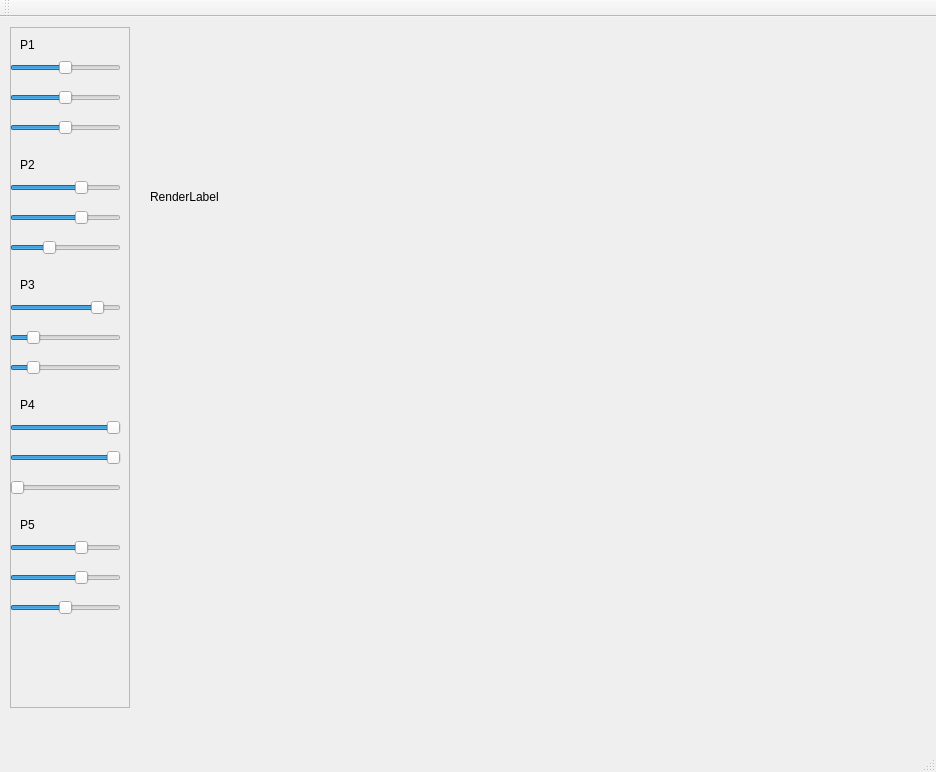
Above: RenderrerMainWindow.ui from damibran/simple_qt_renderrer before the change. Below: the same form after it.
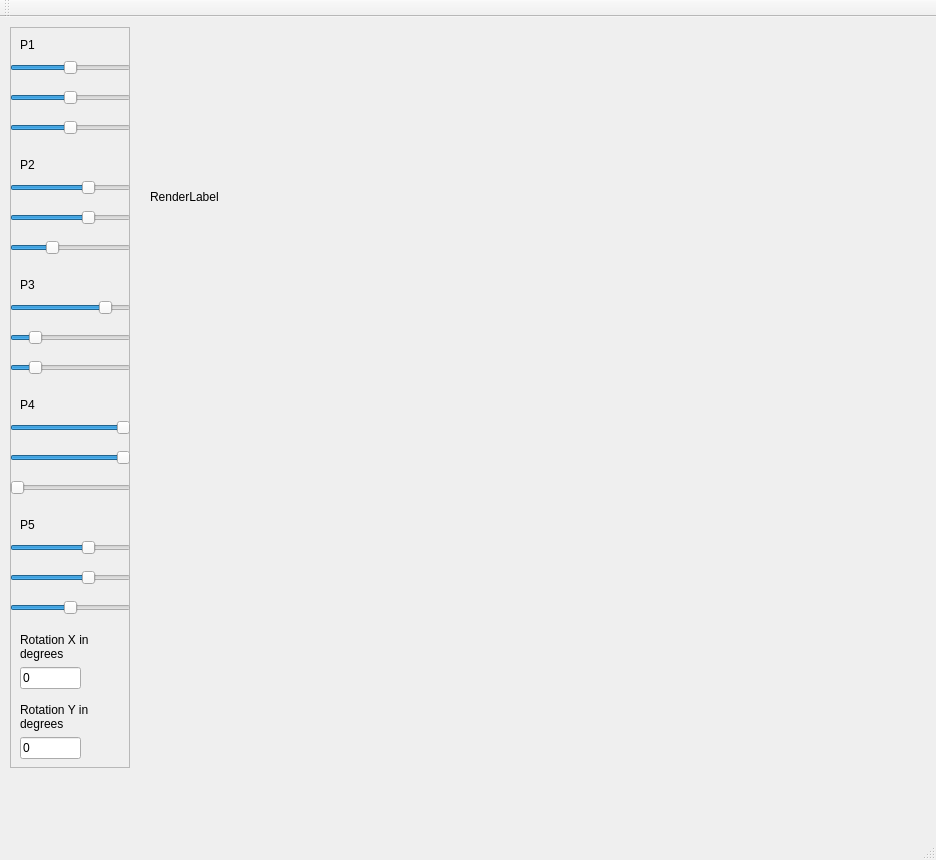
That is the form after the change.

```diff
--- a/RenderrerMainWindow.ui
+++ b/RenderrerMainWindow.ui
@@ -7,7 +7,7 @@
     <x>0</x>
     <y>0</y>
     <width>936</width>
-    <height>772</height>
+    <height>860</height>
    </rect>
   </property>
   <property name="windowTitle">
@@ -36,7 +36,7 @@
       <x>10</x>
       <y>10</y>
       <width>120</width>
-      <height>681</height>
+      <height>741</height>
      </rect>
     </property>
     <property name="frameShape">
@@ -59,7 +59,7 @@
        <rect>
         <x>0</x>
         <y>30</y>
-        <width>111</width>
+        <width>121</width>
         <height>22</height>
        </rect>
       </property>
@@ -91,7 +91,7 @@
        <rect>
         <x>0</x>
         <y>60</y>
-        <width>111</width>
+        <width>121</width>
         <height>22</height>
        </rect>
       </property>
@@ -110,7 +110,7 @@
        <rect>
         <x>0</x>
         <y>90</y>
-        <width>111</width>
+        <width>121</width>
         <height>22</height>
        </rect>
       </property>
@@ -139,7 +139,7 @@
        <rect>
         <x>0</x>
         <y>30</y>
-        <width>111</width>
+        <width>121</width>
         <height>22</height>
        </rect>
       </property>
@@ -174,7 +174,7 @@
        <rect>
         <x>0</x>
         <y>60</y>
-        <width>111</width>
+        <width>121</width>
         <height>22</height>
        </rect>
       </property>
@@ -196,7 +196,7 @@
        <rect>
         <x>0</x>
         <y>90</y>
-        <width>111</width>
+        <width>121</width>
         <height>22</height>
        </rect>
       </property>
@@ -228,7 +228,7 @@
        <rect>
         <x>0</x>
         <y>30</y>
-        <width>111</width>
+        <width>121</width>
         <height>22</height>
        </rect>
       </property>
@@ -263,7 +263,7 @@
        <rect>
         <x>0</x>
         <y>60</y>
-        <width>111</width>
+        <width>121</width>
         <height>22</height>
        </rect>
       </property>
@@ -285,7 +285,7 @@
        <rect>
         <x>0</x>
         <y>90</y>
-        <width>111</width>
+        <width>121</width>
         <height>22</height>
        </rect>
       </property>
@@ -317,7 +317,7 @@
        <rect>
         <x>0</x>
         <y>30</y>
-        <width>111</width>
+        <width>121</width>
         <height>22</height>
        </rect>
       </property>
@@ -352,7 +352,7 @@
        <rect>
         <x>0</x>
         <y>60</y>
-        <width>111</width>
+        <width>121</width>
         <height>22</height>
        </rect>
       </property>
@@ -374,7 +374,7 @@
        <rect>
         <x>0</x>
         <y>90</y>
-        <width>111</width>
+        <width>121</width>
         <height>22</height>
        </rect>
       </property>
@@ -406,7 +406,7 @@
        <rect>
         <x>0</x>
         <y>30</y>
-        <width>111</width>
+        <width>121</width>
         <height>22</height>
        </rect>
       </property>
@@ -441,7 +441,7 @@
        <rect>
         <x>0</x>
         <y>60</y>
-        <width>111</width>
+        <width>121</width>
         <height>22</height>
        </rect>
       </property>
@@ -463,7 +463,7 @@
        <rect>
         <x>0</x>
         <y>90</y>
-        <width>111</width>
+        <width>121</width>
         <height>22</height>
        </rect>
       </property>
@@ -478,6 +478,78 @@
       </property>
      </widget>
     </widget>
+    <widget class="QWidget" name="XRotationControls" native="true">
+     <property name="geometry">
+      <rect>
+       <x>0</x>
+       <y>600</y>
+       <width>120</width>
+       <height>71</height>
+      </rect>
+     </property>
+     <widget class="QLabel" name="XRotationLabel">
+      <property name="geometry">
+       <rect>
+        <x>10</x>
+        <y>0</y>
+        <width>101</width>
+        <height>41</height>
+       </rect>
+      </property>
+      <property name="text">
+       <string>Rotation X in&lt;br&gt; degrees</string>
+      </property>
+     </widget>
+     <widget class="QLineEdit" name="XRotationValue">
+      <property name="geometry">
+       <rect>
+        <x>10</x>
+        <y>40</y>
+        <width>61</width>
+        <height>22</height>
+       </rect>
+      </property>
+      <property name="text">
+       <string>0</string>
+      </property>
+     </widget>
+    </widget>
+    <widget class="QWidget" name="YRotationControls" native="true">
+     <property name="geometry">
+      <rect>
+       <x>0</x>
+       <y>670</y>
+       <width>120</width>
+       <height>71</height>
+      </rect>
+     </property>
+     <widget class="QLabel" name="YRotationLabel">
+      <property name="geometry">
+       <rect>
+        <x>10</x>
+        <y>0</y>
+        <width>101</width>
+        <height>41</height>
+       </rect>
+      </property>
+      <property name="text">
+       <string>&lt;html&gt;&lt;head/&gt;&lt;body&gt;&lt;p&gt;Rotation Y in&lt;br/&gt;degrees&lt;/p&gt;&lt;/body&gt;&lt;/html&gt;</string>
+      </property>
+     </widget>
+     <widget class="QLineEdit" name="YRotationValue">
+      <property name="geometry">
+       <rect>
+        <x>10</x>
+        <y>40</y>
+        <width>61</width>
+        <height>22</height>
+       </rect>
+      </property>
+      <property name="text">
+       <string>0</string>
+      </property>
+     </widget>
+    </widget>
    </widget>
   </widget>
   <widget class="QMenuBar" name="menuBar">
```
Left out of the diff: 3 changed lines with no effect on the pictures.
